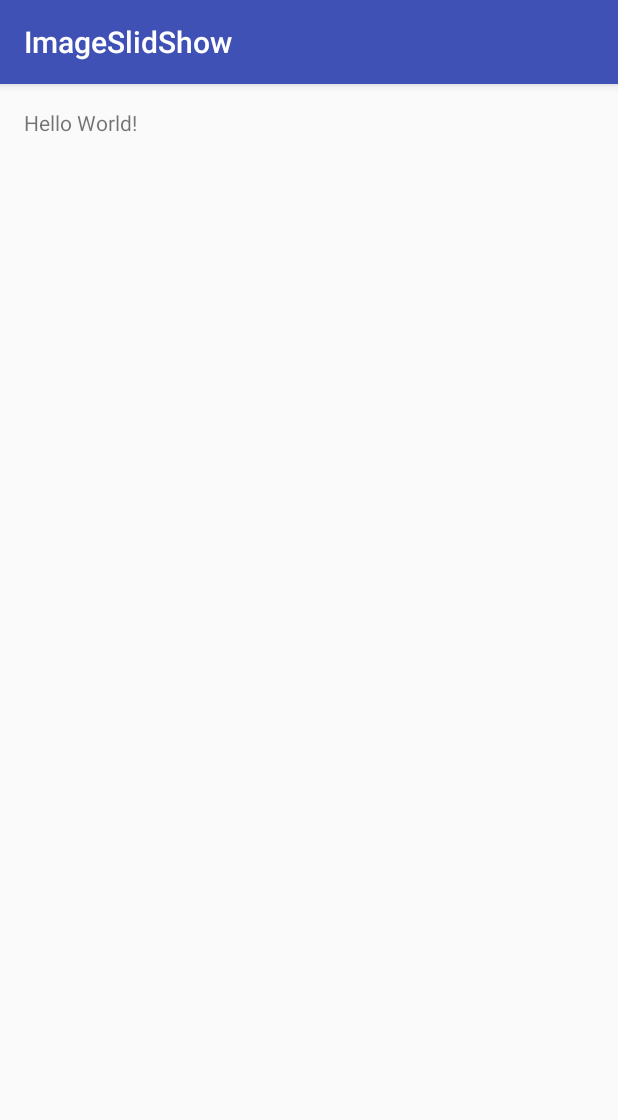
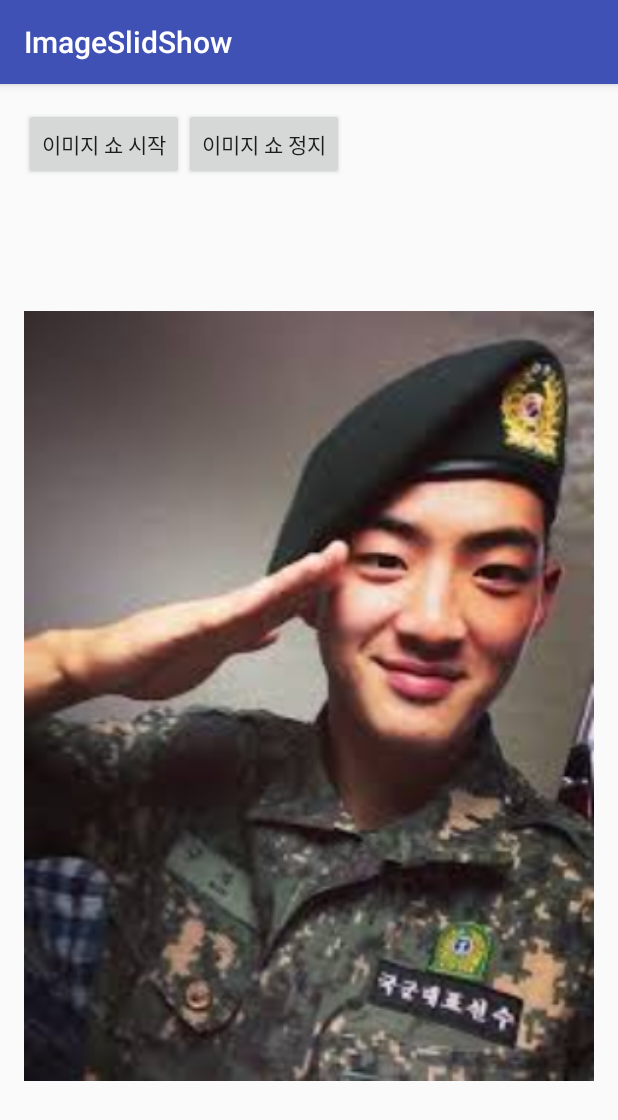
Before and after one commit to SeonYeongWon/imageSlideShow, an Android app: the screen it shows after launch (MainActivity), on a phone screen of 412 x 824 dp. Shown: the top 1120 px of the screen. Run offline under Robolectric (Android 15) with nearby library versions, the phone set to English and light mode, and no system bars.

Commit message:
#1 edit layout xml document

```diff
--- a/app/src/main/res/layout/activity_main.xml
+++ b/app/src/main/res/layout/activity_main.xml
@@ -10,8 +10,32 @@
     tools:context="kr.hs.emirim.dnj1981.imageslidshow.MainActivity"
     android:orientation="vertical">
 
-    <TextView
-        android:layout_width="wrap_content"
+    <LinearLayout
+        android:layout_width="match_parent"
         android:layout_height="wrap_content"
-        android:text="Hello World!" />
+        android:orientation="horizontal"
+        >
+        <Button
+            android:id="@+id/but_start"
+            android:layout_width="wrap_content"
+            android:layout_height="wrap_content"
+            android:text="@string/but_text_start"
+            />
+        <Button
+            android:id="@+id/but_stop"
+            android:layout_width="wrap_content"
+            android:layout_height="wrap_content"
+            android:text="@string/but_text_stop"
+            />
+    </LinearLayout>
+    <ViewFlipper
+        android:id="@+id/view_flip"
+        android:layout_width="match_parent"
+        android:layout_height="match_parent">
+        <ImageView
+            android:src="@drawable/img01"
+            android:layout_width="match_parent"
+            android:layout_height="match_parent" />
+
+    </ViewFlipper>
 </LinearLayout>
--- a/app/src/main/res/values/strings.xml
+++ b/app/src/main/res/values/strings.xml
@@ -1,3 +1,5 @@
 <resources>
     <string name="app_name">ImageSlidShow</string>
+    <string name="but_text_start">이미지 쇼 시작</string>
+    <string name="but_text_stop">이미지 쇼 정지</string>
 </resources>
```
Also changed, not shown: app/src/main/res/drawable/img01.jpeg (added), app/src/main/res/drawable/img02.jpeg (added), app/src/main/res/drawable/img03.jpeg (added).
